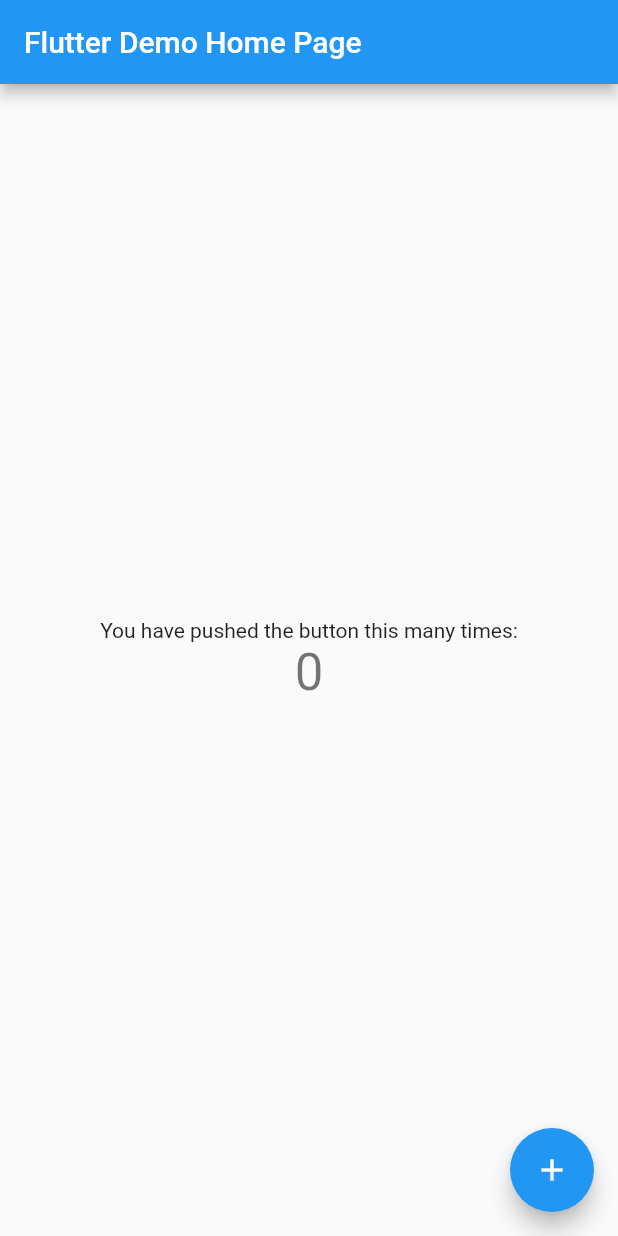
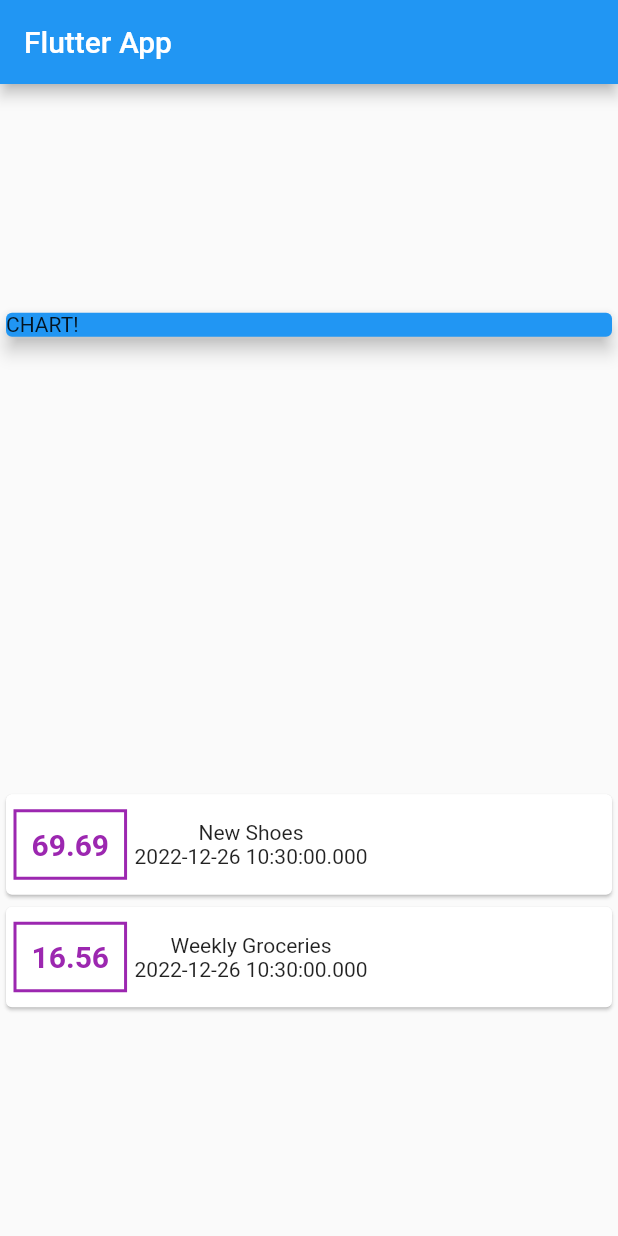
Before and after one commit to ngothiep2412/second-app-flutter, a Flutter app: the screen it shows after launch, on a phone screen of 412 x 824 dp. Run offline on Flutter 3.47's test engine with Material 2 defaults, Android fonts, the phone set to English and light mode, and no system bars.

Commit message:
update more styling

```diff
--- a/lib/main.dart
+++ b/lib/main.dart
@@ -1,115 +1,90 @@
 import 'package:flutter/material.dart';
+import './transaction.dart';
 
-void main() {
-  runApp(const MyApp());
-}
+void main() => runApp(const MyApp());
 
 class MyApp extends StatelessWidget {
   const MyApp({super.key});
 
-  // This widget is the root of your application.
   @override
   Widget build(BuildContext context) {
-    return MaterialApp(
-      title: 'Flutter Demo',
-      theme: ThemeData(
-        // This is the theme of your application.
-        //
-        // Try running your application with "flutter run". You'll see the
-        // application has a blue toolbar. Then, without quitting the app, try
-        // changing the primarySwatch below to Colors.green and then invoke
-        // "hot reload" (press "r" in the console where you ran "flutter run",
-        // or simply save your changes to "hot reload" in a Flutter IDE).
-        // Notice that the counter didn't reset back to zero; the application
-        // is not restarted.
-        primarySwatch: Colors.blue,
-      ),
-      home: const MyHomePage(title: 'Flutter Demo Home Page'),
+    return const MaterialApp(
+      title: 'Flutter App',
+      home: MyHomePage(),
     );
   }
 }
 
-class MyHomePage extends StatefulWidget {
-  const MyHomePage({super.key, required this.title});
-
-  // This widget is the home page of your application. It is stateful, meaning
-  // that it has a State object (defined below) that contains fields that affect
-  // how it looks.
-
-  // This class is the configuration for the state. It holds the values (in this
-  // case the title) provided by the parent (in this case the App widget) and
-  // used by the build method of the State. Fields in a Widget subclass are
-  // always marked "final".
-
-  final String title;
-
-  @override
-  State<MyHomePage> createState() => _MyHomePageState();
-}
-
-class _MyHomePageState extends State<MyHomePage> {
-  int _counter = 0;
-
-  void _incrementCounter() {
-    setState(() {
-      // This call to setState tells the Flutter framework that something has
-      // changed in this State, which causes it to rerun the build method below
-      // so that the display can reflect the updated values. If we changed
-      // _counter without calling setState(), then the build method would not be
-      // called again, and so nothing would appear to happen.
-      _counter++;
-    });
-  }
+class MyHomePage extends StatelessWidget {
+  const MyHomePage({super.key});
 
   @override
   Widget build(BuildContext context) {
-    // This method is rerun every time setState is called, for instance as done
-    // by the _incrementCounter method above.
-    //
-    // The Flutter framework has been optimized to make rerunning build methods
-    // fast, so that you can just rebuild anything that needs updating rather
-    // than having to individually change instances of widgets.
+    final List<Transaction> transactions = [
+      Transaction(
+        id: 't1',
+        title: 'New Shoes',
+        amount: 69.69,
+        date: DateTime.now(),
+      ),
+      Transaction(
+        id: 't2',
+        title: 'Weekly Groceries',
+        amount: 16.56,
+        date: DateTime.now(),
+      )
+    ];
     return Scaffold(
         appBar: AppBar(
-        // Here we take the value from the MyHomePage object that was created by
-        // the App.build method, and use it to set our appbar title.
-        title: Text(widget.title),
+          title: const Text('Flutter App'),
         ),
-      body: Center(
-        // Center is a layout widget. It takes a single child and positions it
-        // in the middle of the parent.
-        child: Column(
-          // Column is also a layout widget. It takes a list of children and
-          // arranges them vertically. By default, it sizes itself to fit its
-          // children horizontally, and tries to be as tall as its parent.
-          //
-          // Invoke "debug painting" (press "p" in the console, choose the
-          // "Toggle Debug Paint" action from the Flutter Inspector in Android
-          // Studio, or the "Toggle Debug Paint" command in Visual Studio Code)
-          // to see the wireframe for each widget.
-          //
-          // Column has various properties to control how it sizes itself and
-          // how it positions its children. Here we use mainAxisAlignment to
-          // center the children vertically; the main axis here is the vertical
-          // axis because Columns are vertical (the cross axis would be
-          // horizontal).
-          mainAxisAlignment: MainAxisAlignment.center,
+        body: Column(
+          mainAxisAlignment: MainAxisAlignment.spaceAround,
+          crossAxisAlignment: CrossAxisAlignment.stretch,
           children: <Widget>[
-            const Text(
-              'You have pushed the button this many times:',
+            const Card(
+                elevation: 5,
+                color: Colors.blue,
+                child: SizedBox(
+                  width: double.infinity,
+                  child: Text('CHART!'),
+                )),
+            Column(
+              children: transactions.map((tx) {
+                return Card(
+                  child: Row(
+                    children: <Widget>[
+                      Container(
+                        margin: const EdgeInsets.symmetric(
+                            vertical: 10, horizontal: 5),
+                        decoration: BoxDecoration(
+                            border: Border.all(
+                          color: Colors.purple,
+                          width: 2,
+                        )),
+                        padding: const EdgeInsets.all(10),
+                        child: Text(
+                          tx.amount.toString(),
+                          style: const TextStyle(
+                              fontWeight: FontWeight.bold,
+                              fontSize: 20,
+                              color: Colors.purple),
                         ),
+                      ),
+                      Column(
+                        children: <Widget>[
+                          Text(tx.title),
                           Text(
-              '$_counter',
-              style: Theme.of(context).textTheme.headline4,
-            ),
+                            tx.date.toString(),
+                          )
+                        ],
+                      )
                     ],
                   ),
-      ),
-      floatingActionButton: FloatingActionButton(
-        onPressed: _incrementCounter,
-        tooltip: 'Increment',
-        child: const Icon(Icons.add),
-      ), // This trailing comma makes auto-formatting nicer for build methods.
                 );
+              }).toList(),
+            )
+          ],
+        ));
   }
 }
--- /dev/null
+++ b/lib/transaction.dart
@@ -0,0 +1,13 @@
+class Transaction {
+  final String id;
+  final String title;
+  final double amount;
+  final DateTime date;
+
+  Transaction({
+    required this.id,
+    required this.title,
+    required this.amount,
+    required this.date,
+  });
+}
```
Lines whose indentation alone changed are shown as unchanged.
